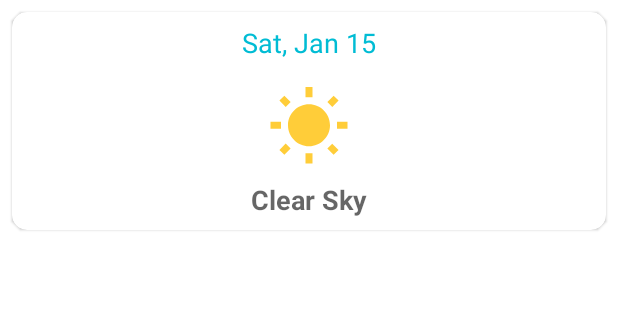
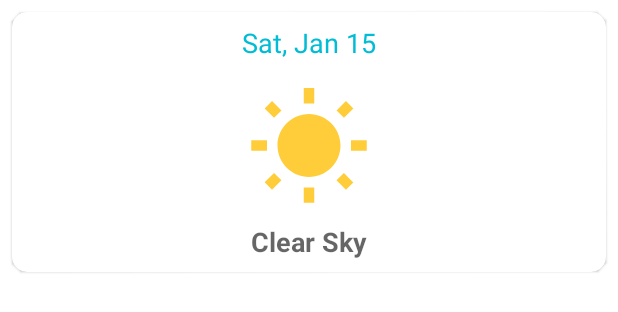
Before and after one commit to MPEROR-9102/Weather-1, an Android app: the layout daily_view_layout.xml on its own in the app's theme, with its tools: preview values and no code run, on a phone screen of 412 x 824 dp. Shown: the top 312 px of the screen. Run offline under Robolectric (Android 15) with nearby library versions, the phone set to English and light mode, and no system bars.

Commit message:
Weather-App

```diff
--- a/app/src/main/java/com/example/weather/currentweather/CurrentWeatherFragment.kt
+++ b/app/src/main/java/com/example/weather/currentweather/CurrentWeatherFragment.kt
@@ -112,7 +112,7 @@ class CurrentWeatherFragment : Fragment() {
             binding.pressureTextView.text =
                 String.format("%1$1d hPa", oneCallForecast.current.pressure)
             binding.visibilityTextView.text =
-                String.format("%1$1d.0 km", oneCallForecast.current.visibility / 1000)
+                String.format("%1$1.1f km", oneCallForecast.current.visibility / 1000.0)
         }
         forecastRepository.oneCallForecast.observe(viewLifecycleOwner, forecastObserver)
 
--- a/app/src/main/res/layout/daily_view_layout.xml
+++ b/app/src/main/res/layout/daily_view_layout.xml
@@ -36,8 +36,8 @@
 
             <ImageView
                 android:id="@+id/iconImageView"
-                android:layout_width="56dp"
-                android:layout_height="56dp"
+                android:layout_width="84dp"
+                android:layout_height="84dp"
                 android:layout_marginTop="16dp"
                 android:contentDescription="@string/contentDesc"
                 app:layout_constraintEnd_toEndOf="@id/dateTextView"
--- a/app/src/main/res/layout/fragment_weekly_forecast.xml
+++ b/app/src/main/res/layout/fragment_weekly_forecast.xml
@@ -36,7 +36,6 @@
         android:id="@+id/dailyForecastRecyclerView"
         android:layout_width="match_parent"
         android:layout_height="match_parent"
-        android:layout_marginTop="8dp"
         android:visibility="gone"
         app:layout_constraintBottom_toBottomOf="parent"
         app:layout_constraintEnd_toEndOf="parent"
```
